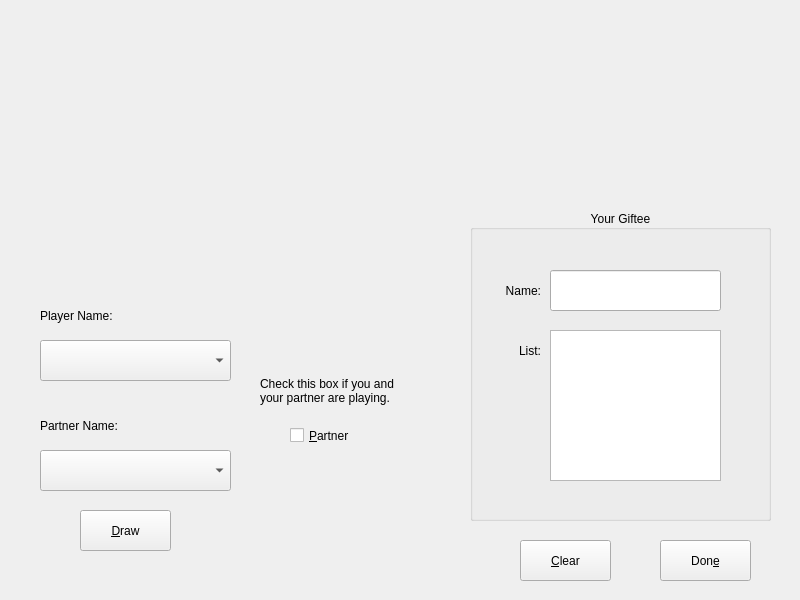
RLogan-CSDev/Secret-Santa, file ui/mainwindow.ui: the form before one commit.
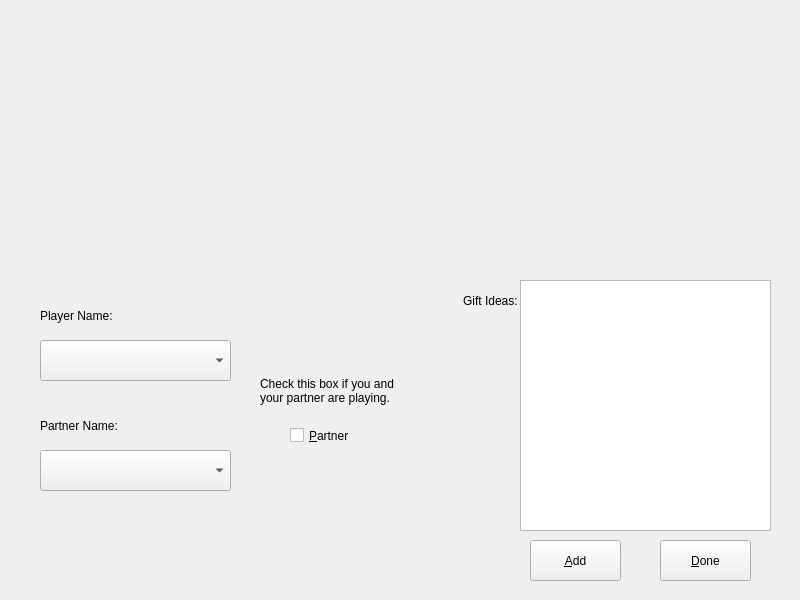
The form after the commit. The open tabs and pages were chosen to show the change. Icons and pictures are not drawn.

Patch:
```diff
--- a/ui/mainwindow.ui
+++ b/ui/mainwindow.ui
@@ -191,32 +191,6 @@
        <string>Player Name:</string>
       </property>
      </widget>
-     <widget class="QPushButton" name="btnDraw">
-      <property name="geometry">
-       <rect>
-        <x>80</x>
-        <y>510</y>
-        <width>91</width>
-        <height>41</height>
-       </rect>
-      </property>
-      <property name="text">
-       <string>&amp;Draw</string>
-      </property>
-     </widget>
-     <widget class="QPushButton" name="btnClear">
-      <property name="geometry">
-       <rect>
-        <x>520</x>
-        <y>540</y>
-        <width>91</width>
-        <height>41</height>
-       </rect>
-      </property>
-      <property name="text">
-       <string>&amp;Clear</string>
-      </property>
-     </widget>
      <widget class="QLabel" name="lblHasPartner">
       <property name="geometry">
        <rect>
@@ -233,80 +207,6 @@
        <bool>true</bool>
       </property>
      </widget>
-     <widget class="QGroupBox" name="grpAssign">
-      <property name="geometry">
-       <rect>
-        <x>470</x>
-        <y>210</y>
-        <width>301</width>
-        <height>311</height>
-       </rect>
-      </property>
-      <property name="title">
-       <string>Your Giftee</string>
-      </property>
-      <property name="alignment">
-       <set>Qt::AlignmentFlag::AlignCenter</set>
-      </property>
-      <widget class="QTextEdit" name="txtListAssign">
-       <property name="geometry">
-        <rect>
-         <x>80</x>
-         <y>120</y>
-         <width>171</width>
-         <height>151</height>
-        </rect>
-       </property>
-       <property name="readOnly">
-        <bool>true</bool>
-       </property>
-      </widget>
-      <widget class="QLineEdit" name="txtNameAssign">
-       <property name="geometry">
-        <rect>
-         <x>80</x>
-         <y>60</y>
-         <width>171</width>
-         <height>41</height>
-        </rect>
-       </property>
-       <property name="readOnly">
-        <bool>true</bool>
-       </property>
-      </widget>
-      <widget class="QLabel" name="lblNameAssign">
-       <property name="geometry">
-        <rect>
-         <x>10</x>
-         <y>60</y>
-         <width>61</width>
-         <height>41</height>
-        </rect>
-       </property>
-       <property name="text">
-        <string>Name:</string>
-       </property>
-       <property name="alignment">
-        <set>Qt::AlignmentFlag::AlignRight|Qt::AlignmentFlag::AlignTrailing|Qt::AlignmentFlag::AlignVCenter</set>
-       </property>
-      </widget>
-      <widget class="QLabel" name="lblListAssign">
-       <property name="geometry">
-        <rect>
-         <x>10</x>
-         <y>120</y>
-         <width>61</width>
-         <height>41</height>
-        </rect>
-       </property>
-       <property name="text">
-        <string>List:</string>
-       </property>
-       <property name="alignment">
-        <set>Qt::AlignmentFlag::AlignRight|Qt::AlignmentFlag::AlignTrailing|Qt::AlignmentFlag::AlignVCenter</set>
-       </property>
-      </widget>
-     </widget>
      <widget class="QLabel" name="lblPartner">
       <property name="geometry">
        <rect>
@@ -330,7 +230,7 @@
        </rect>
       </property>
       <property name="text">
-       <string>Don&amp;e</string>
+       <string>&amp;Done</string>
       </property>
      </widget>
      <widget class="QComboBox" name="cboNameChoosing">
@@ -372,6 +272,170 @@
        <bool>false</bool>
       </property>
      </widget>
+     <widget class="QTextEdit" name="txtGift">
+      <property name="geometry">
+       <rect>
+        <x>520</x>
+        <y>280</y>
+        <width>251</width>
+        <height>251</height>
+       </rect>
+      </property>
+     </widget>
+     <widget class="QLabel" name="lblGift">
+      <property name="geometry">
+       <rect>
+        <x>440</x>
+        <y>280</y>
+        <width>81</width>
+        <height>41</height>
+       </rect>
+      </property>
+      <property name="text">
+       <string>Gift Ideas: </string>
+      </property>
+      <property name="alignment">
+       <set>Qt::AlignmentFlag::AlignRight|Qt::AlignmentFlag::AlignTrailing|Qt::AlignmentFlag::AlignVCenter</set>
+      </property>
+     </widget>
+     <widget class="QPushButton" name="btnAdd_2">
+      <property name="geometry">
+       <rect>
+        <x>530</x>
+        <y>540</y>
+        <width>91</width>
+        <height>41</height>
+       </rect>
+      </property>
+      <property name="text">
+       <string>&amp;Add</string>
+      </property>
+     </widget>
+     <widget class="QLabel" name="lblGiftAdd">
+      <property name="geometry">
+       <rect>
+        <x>430</x>
+        <y>340</y>
+        <width>81</width>
+        <height>141</height>
+       </rect>
+      </property>
+      <property name="text">
+       <string/>
+      </property>
+      <property name="alignment">
+       <set>Qt::AlignmentFlag::AlignCenter</set>
+      </property>
+      <property name="wordWrap">
+       <bool>true</bool>
+      </property>
+     </widget>
+    </widget>
+    <widget class="QWidget" name="assignmentPage">
+     <widget class="QLineEdit" name="txtAssignedName">
+      <property name="geometry">
+       <rect>
+        <x>390</x>
+        <y>250</y>
+        <width>231</width>
+        <height>31</height>
+       </rect>
+      </property>
+      <property name="readOnly">
+       <bool>true</bool>
+      </property>
+     </widget>
+     <widget class="QTextEdit" name="txtAssignedGift">
+      <property name="geometry">
+       <rect>
+        <x>390</x>
+        <y>290</y>
+        <width>231</width>
+        <height>251</height>
+       </rect>
+      </property>
+      <property name="readOnly">
+       <bool>true</bool>
+      </property>
+     </widget>
+     <widget class="QComboBox" name="cboChoosing">
+      <property name="geometry">
+       <rect>
+        <x>40</x>
+        <y>350</y>
+        <width>211</width>
+        <height>31</height>
+       </rect>
+      </property>
+     </widget>
+     <widget class="QLabel" name="lblChoosing">
+      <property name="geometry">
+       <rect>
+        <x>60</x>
+        <y>290</y>
+        <width>161</width>
+        <height>51</height>
+       </rect>
+      </property>
+      <property name="text">
+       <string>&lt;html&gt;&lt;head/&gt;&lt;body&gt;&lt;p align=&quot;center&quot;&gt;&lt;span style=&quot; font-weight:700;&quot;&gt;Who is choosing?&lt;/span&gt;&lt;/p&gt;&lt;/body&gt;&lt;/html&gt;</string>
+      </property>
+     </widget>
+     <widget class="QLabel" name="lblAssignedName">
+      <property name="geometry">
+       <rect>
+        <x>390</x>
+        <y>200</y>
+        <width>231</width>
+        <height>41</height>
+       </rect>
+      </property>
+      <property name="text">
+       <string>&lt;html&gt;&lt;head/&gt;&lt;body&gt;&lt;p align=&quot;center&quot;&gt;&lt;span style=&quot; font-size:20pt;&quot;&gt;Assigned Player&lt;/span&gt;&lt;/p&gt;&lt;/body&gt;&lt;/html&gt;</string>
+      </property>
+      <property name="alignment">
+       <set>Qt::AlignmentFlag::AlignRight|Qt::AlignmentFlag::AlignTrailing|Qt::AlignmentFlag::AlignVCenter</set>
+      </property>
+     </widget>
+     <widget class="QPushButton" name="btnDraw">
+      <property name="geometry">
+       <rect>
+        <x>90</x>
+        <y>440</y>
+        <width>111</width>
+        <height>51</height>
+       </rect>
+      </property>
+      <property name="text">
+       <string>&amp;Draw</string>
+      </property>
+     </widget>
+     <widget class="QPushButton" name="btnClear">
+      <property name="geometry">
+       <rect>
+        <x>650</x>
+        <y>330</y>
+        <width>101</width>
+        <height>51</height>
+       </rect>
+      </property>
+      <property name="text">
+       <string>&amp;Clear</string>
+      </property>
+     </widget>
+     <widget class="QPushButton" name="btnExit">
+      <property name="geometry">
+       <rect>
+        <x>650</x>
+        <y>420</y>
+        <width>101</width>
+        <height>51</height>
+       </rect>
+      </property>
+      <property name="text">
+       <string>&amp;Exit</string>
+      </property>
+     </widget>
     </widget>
    </widget>
   </widget>
```
Left out of the diff: 81 changed lines with no effect on the pictures.
